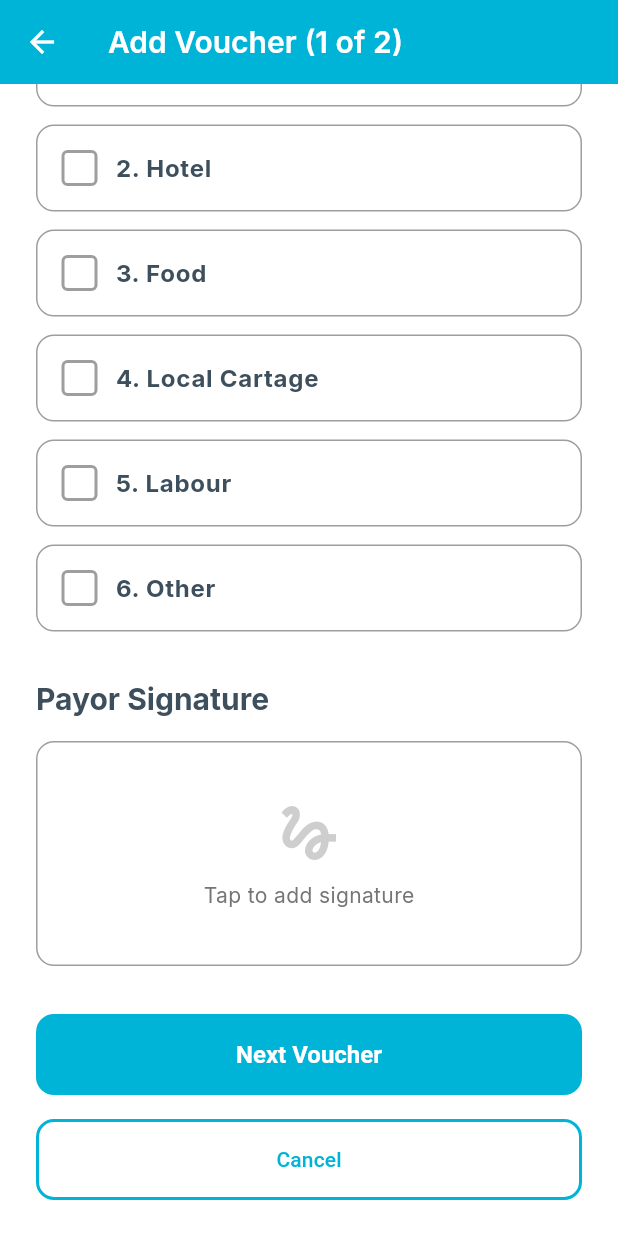
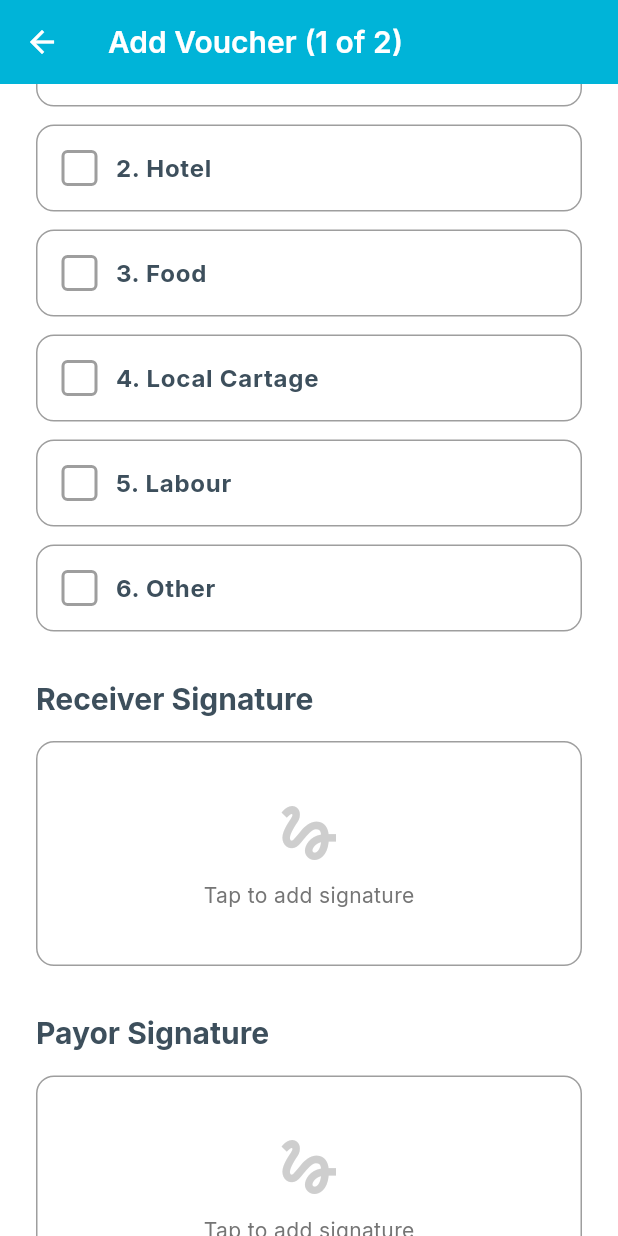
Before and after one commit to raman04-byte/dev, a Flutter app: the AddVoucherPage screen opened by its route, scrolled down 1125 dp, on a phone screen of 412 x 824 dp. Run offline on Flutter 3.47's test engine with Material 3 defaults, Android fonts, the phone set to English and light mode, and no system bars; our stand-ins replace appwrite, google_fonts, share_plus, shared_preferences, signature; missing offline and left inert: syncfusion_flutter_pdf, syncfusion_flutter_pdfviewer; accounts and stored records are empty; statements that could not run were skipped.

Commit message:
Add receiver signature functionality to voucher PDF generation

```diff
--- a/lib/features/voucher/presentation/pages/add_voucher_page.dart
+++ b/lib/features/voucher/presentation/pages/add_voucher_page.dart
@@ -38,6 +38,7 @@ class _AddVoucherPageState extends State<AddVoucherPage> {
   final Set<int> _selectedExpenseTypes = {};
   final Set<int> _selectedPaymentExpenses = {};
   Uint8List? _signature;
+  Uint8List? _receiverSignature;
 
   // Page tracking
   int _currentPage = 1;
@@ -238,6 +239,20 @@ class _AddVoucherPageState extends State<AddVoucherPage> {
     );
   }
 
+  void _showReceiverSignaturePad() {
+    showDialog(
+      context: context,
+      builder: (context) => SignaturePadWidget(
+        onSignatureSaved: (signature) {
+          setState(() {
+            _receiverSignature = signature;
+          });
+        },
+        initialSignature: _receiverSignature,
+      ),
+    );
+  }
+
   Future<void> _handleSubmit() async {
     // Safety check for page 2
     if (_currentPage == 2 && _firstVoucherData == null) {
@@ -312,6 +327,7 @@ class _AddVoucherPageState extends State<AddVoucherPage> {
           'expenseTypes': Set<int>.from(_selectedExpenseTypes),
           'paymentExpenses': Set<int>.from(_selectedPaymentExpenses),
           'signature': _signature,
+          'receiverSignature': _receiverSignature,
         };
 
         // Clear form for second voucher
@@ -338,6 +354,7 @@ class _AddVoucherPageState extends State<AddVoucherPage> {
           'expenseTypes': Set<int>.from(_selectedExpenseTypes),
           'paymentExpenses': Set<int>.from(_selectedPaymentExpenses),
           'signature': _signature,
+          'receiverSignature': _receiverSignature,
         };
 
         // Generate PDF
@@ -493,6 +510,7 @@ class _AddVoucherPageState extends State<AddVoucherPage> {
     _selectedExpenseTypes.clear();
     _selectedPaymentExpenses.clear();
     _signature = null;
+    _receiverSignature = null;
   }
 
   String _formatDate(DateTime date) {
@@ -769,7 +787,76 @@ class _AddVoucherPageState extends State<AddVoucherPage> {
                 _buildPaymentExpenseOption(context, sNo: 6, type: 'Other'),
                 const SizedBox(height: 32),
 
-                // Signature Section
+                // Receiver Signature Section
+                Text(
+                  'Receiver Signature',
+                  style: Theme.of(context).textTheme.titleLarge?.copyWith(
+                    color: AppColors.primaryNavy,
+                    fontWeight: FontWeight.bold,
+                  ),
+                ),
+                const SizedBox(height: 16),
+                InkWell(
+                  onTap: _showReceiverSignaturePad,
+                  borderRadius: BorderRadius.circular(12),
+                  child: Container(
+                    height: 150,
+                    decoration: BoxDecoration(
+                      border: Border.all(
+                        color: _receiverSignature != null
+                            ? AppColors.primaryCyan
+                            : AppColors.grey,
+                        width: _receiverSignature != null ? 2 : 1,
+                      ),
+                      borderRadius: BorderRadius.circular(12),
+                      color: _receiverSignature != null
+                          ? AppColors.primaryCyan.withOpacity(0.05)
+                          : AppColors.white,
+                    ),
+                    child: _receiverSignature != null
+                        ? Stack(
+                            children: [
+                              Center(
+                                child: Image.memory(
+                                  _receiverSignature!,
+                                  fit: BoxFit.contain,
+                                ),
+                              ),
+                              Positioned(
+                                top: 8,
+                                right: 8,
+                                child: IconButton(
+                                  icon: const Icon(
+                                    Icons.edit,
+                                    color: AppColors.primaryCyan,
+                                  ),
+                                  onPressed: _showReceiverSignaturePad,
+                                  tooltip: 'Edit Signature',
+                                ),
+                              ),
+                            ],
+                          )
+                        : Column(
+                            mainAxisAlignment: MainAxisAlignment.center,
+                            children: [
+                              Icon(
+                                Icons.gesture,
+                                size: 48,
+                                color: AppColors.grey.withOpacity(0.5),
+                              ),
+                              const SizedBox(height: 8),
+                              Text(
+                                'Tap to add signature',
+                                style: Theme.of(context).textTheme.bodyMedium
+                                    ?.copyWith(color: AppColors.textSecondary),
+                              ),
+                            ],
+                          ),
+                  ),
+                ),
+                const SizedBox(height: 32),
+
+                // Payor Signature Section
                 Text(
                   'Payor Signature',
                   style: Theme.of(context).textTheme.titleLarge?.copyWith(
```
Also changed, not shown: lib/core/services/pdf_service.dart (+25 -7 lines).
